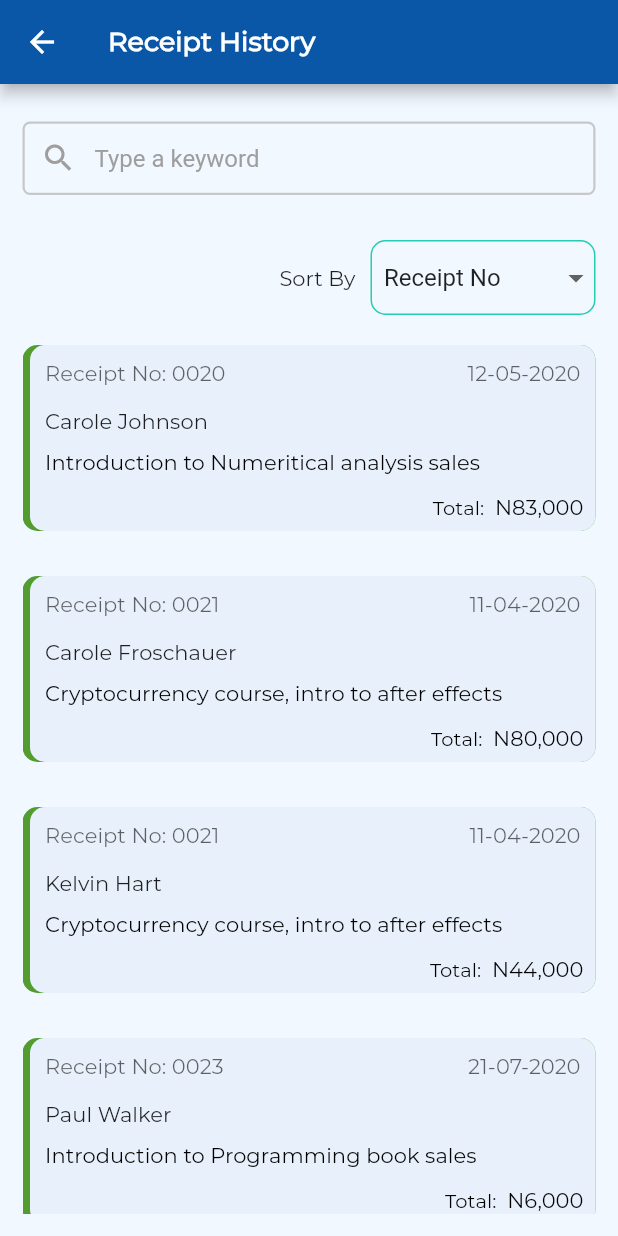
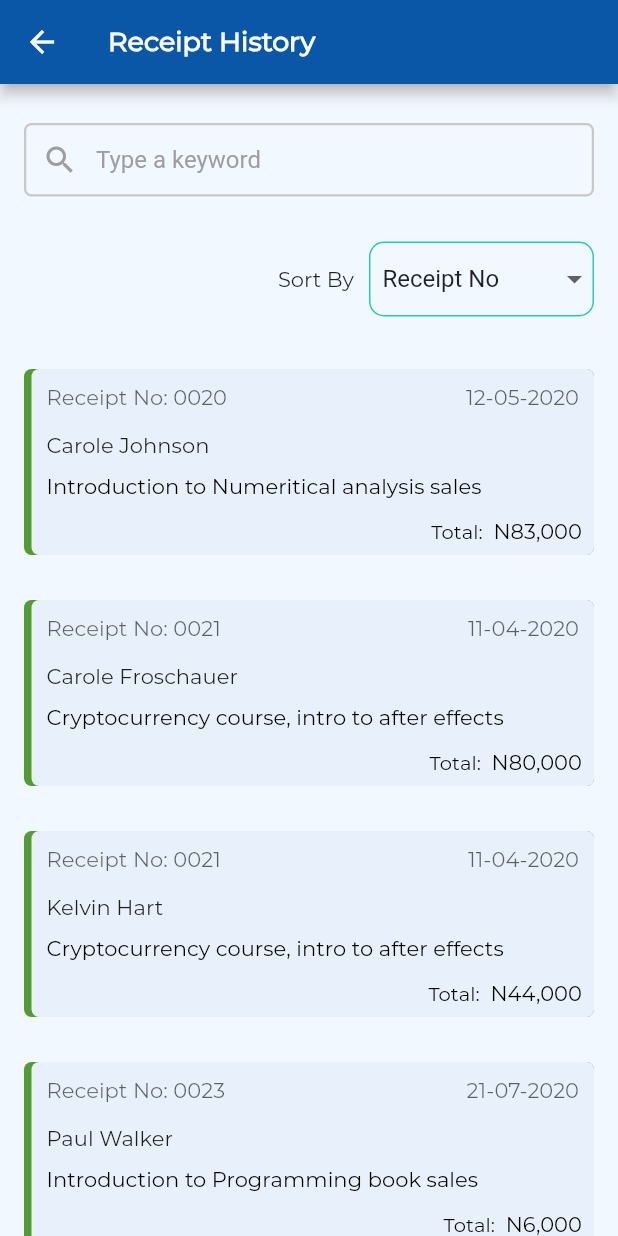
Before and after one commit to hngi/mobileforce-digital-receipt, a Flutter app: the ReceiptHistory screen opened directly, after a tap on "Upgrade", on a phone screen of 412 x 824 dp. Run offline on Flutter 3.47's test engine with Material 2 defaults, Android fonts, the light colour scheme and no system bars; drawn by our look-alikes of overlay_support; our stand-ins replace carousel_slider, connectivity, device_info, dio, firebase_messaging, flare_flutter and 11 more; missing offline and left inert: dart:ffi, esys_flutter_share, flutter_device_type, flutter_full_pdf_viewer, flutter_mailer, permission_handler_platform_interface; accounts and stored records are empty; network calls fail; project files that could hold a hidden picture were left out.

Commit message:
Fixed crisis

```diff
--- a/digital_receipt/lib/main.dart
+++ b/digital_receipt/lib/main.dart
@@ -212,13 +212,13 @@ class _ScreenControllerState extends State<ScreenController> {
           } else if (snapshot.data == 'empty') {
             return LogInScreen();
           } else if (snapshot.hasData && snapshot.data != null) {
-            print('snapshotss: ${snapshot.data}');
+
             // return HomePage();
             return HomePage();
             // return Otp(email: "francis@francis.francis",);
           } else {
 	    // return Otp(email: "francis@francis.francis",);
-           return LogInScreen();
+           return OnboardingPage();
           }
         });
   }
--- a/digital_receipt/lib/screens/edit_account_information.dart
+++ b/digital_receipt/lib/screens/edit_account_information.dart
@@ -178,10 +178,7 @@ class _EditAccountInfoFormState extends State<EditAccountInfoForm> {
                 });
                 _formKey.currentState.save();
                 // }
-                print("""name: $name,
-                number: $phoneNumber,
-                address: $address,
-                slogan: $slogan""");
+
                 var email =
                     await _sharedPreferenceService.getStringValuesSF('EMAIL');
                 var res = await _apiService.updateBusinessInfo(
--- a/digital_receipt/lib/screens/receipt_history.dart
+++ b/digital_receipt/lib/screens/receipt_history.dart
@@ -70,7 +70,7 @@ class _ReceiptHistoryState extends State<ReceiptHistory> {
             return _showDialog
                 ? _showAlertDialog()
                 : Padding(
-                    padding: EdgeInsets.all(15.0),
+                    padding: EdgeInsets.fromLTRB(16, 16, 16, 0),
                     child: Column(
                       children: <Widget>[
                         SizedBox(height: 10.0),
@@ -199,9 +199,17 @@ class _ReceiptHistoryState extends State<ReceiptHistory> {
                         Flexible(
                           child: ListView.builder(
                             itemCount: receiptList.length,
+                            /*  padding: EdgeInsets.symmetric(
+                              vertical: 15,
+                            ), */
                             itemBuilder: (context, index) {
                               // HardCoded Receipt details
-                              return receiptCard(receiptList[index]);
+                              return Padding(
+                                padding: EdgeInsets.symmetric(
+                                  vertical: 15,
+                                ),
+                                child: receiptCard(receiptList[index]),
+                              );
                             },
                           ),
                         ),
@@ -216,19 +224,17 @@ class _ReceiptHistoryState extends State<ReceiptHistory> {
   }
 
   Widget receiptCard(Receipt receipt) {
-    return Column(
-      children: <Widget>[
-        Container(
+    return Container(
       width: double.infinity,
       decoration: BoxDecoration(
         color: Color(0xff539C30),
-            borderRadius: BorderRadius.circular(10),
+        borderRadius: BorderRadius.circular(5),
       ),
       child: Container(
         margin: EdgeInsets.only(left: 5.0),
         decoration: BoxDecoration(
           color: Color(0xffE8F1FB),
-              borderRadius: BorderRadius.circular(10),
+          borderRadius: BorderRadius.circular(5),
         ),
         child: Column(
           crossAxisAlignment: CrossAxisAlignment.start,
@@ -324,11 +330,6 @@ class _ReceiptHistoryState extends State<ReceiptHistory> {
           ],
         ),
       ),
-        ),
-        SizedBox(
-          height: 30,
-        ),
-      ],
     );
   }
 
```
Also changed, not shown: digital_receipt/lib/screens/drafts.dart (+8 -22 lines), digital_receipt/lib/services/api_service.dart (+32 -24 lines). Lines whose indentation alone changed are shown as unchanged.
